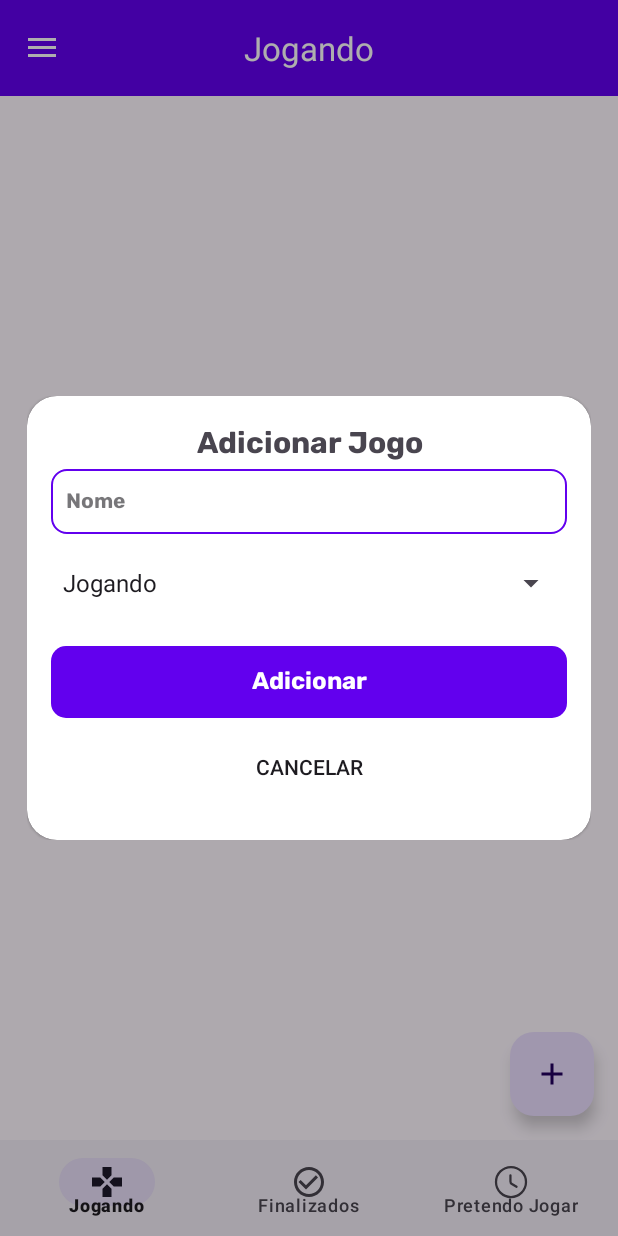
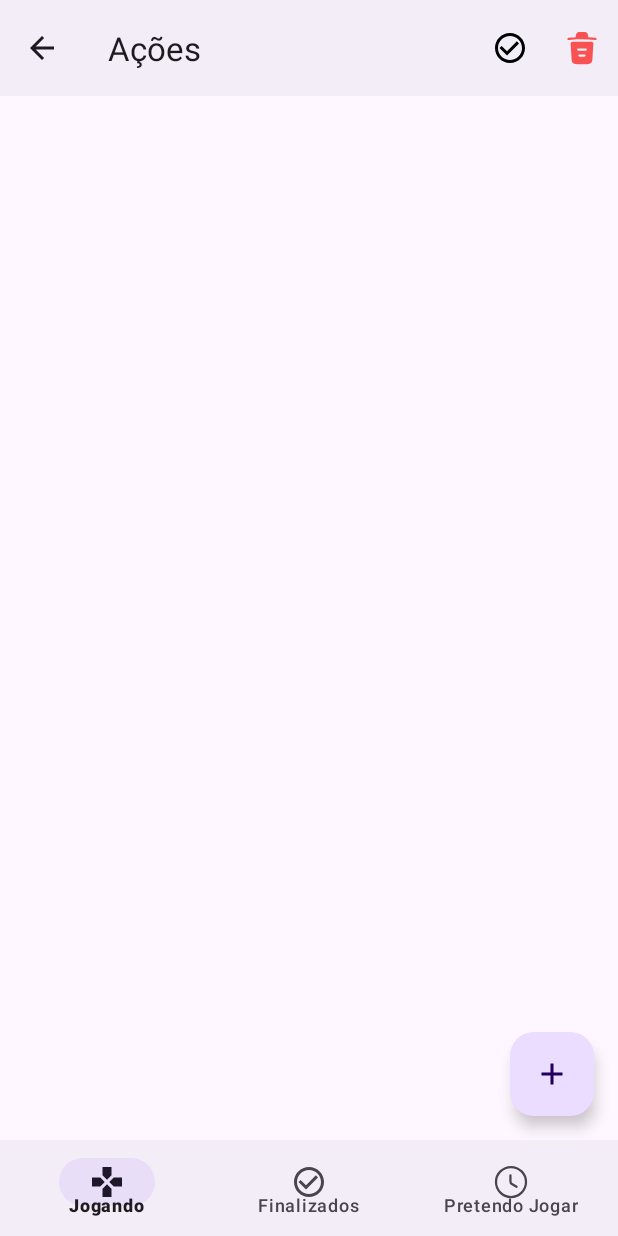
Before and after one commit to FilipeNeiva/ListaGaymer, an Android app: the DoneGameFragment screen opened through its navigation route, after a tap on "Adicionar Jogo", on a phone screen of 412 x 824 dp. Run offline under Robolectric (Android 15) with nearby library versions, the phone set to English and light mode, and no system bars; our stand-ins replace navigation-ui; 1 statement that could not run was skipped.

Commit message:
action mode

```diff
--- a/app/src/main/java/com/example/listagaymer/MainActivity.kt
+++ b/app/src/main/java/com/example/listagaymer/MainActivity.kt
@@ -7,6 +7,9 @@ import android.graphics.Color
 import android.graphics.drawable.ColorDrawable
 import android.os.Bundle
 import android.util.Log
+import androidx.appcompat.view.ActionMode
+import android.view.Menu
+import android.view.MenuItem
 import android.view.Window
 import android.widget.ArrayAdapter
 import android.widget.Button
@@ -32,6 +35,7 @@ class MainActivity : AppCompatActivity() {
     private lateinit var binding: ActivityMainBinding
     private lateinit var appBarConfiguration: AppBarConfiguration
     private lateinit var navController: NavController
+    private var actionMode: ActionMode? = null
 
     override fun onCreate(savedInstanceState: Bundle?) {
         openOrCreateDatabase("GAYMERLIST", MODE_PRIVATE, null)
@@ -59,10 +63,15 @@ class MainActivity : AppCompatActivity() {
             true
         }
 
-        fab.setOnClickListener { dialogFacture(this) }
-
         setSupportActionBar(binding.activateToolbar)
 
+        //fab.setOnClickListener { dialogFacture(this) }
+        fab.setOnClickListener {
+            if (actionMode == null) {
+                actionMode = startSupportActionMode(callback)
+                supportActionBar?.hide()
+            }
+        }
 
         appBarConfiguration = AppBarConfiguration(
             setOf(
@@ -162,4 +171,36 @@ class MainActivity : AppCompatActivity() {
         return navController.navigateUp(appBarConfiguration)
                 || super.onSupportNavigateUp()
     }
+
+    private val callback: ActionMode.Callback = object : ActionMode.Callback {
+        override fun onCreateActionMode(mode: ActionMode?, menu: Menu?): Boolean {
+            if (mode != null) {
+                mode.menuInflater.inflate(R.menu.toolbar_menu, menu)
+                mode.title = "Ações"
+            }
+            return true
+        }
+
+        override fun onPrepareActionMode(mode: ActionMode?, menu: Menu?): Boolean {
+            return false
+        }
+
+        override fun onActionItemClicked(mode: ActionMode?, item: MenuItem): Boolean {
+            when (item.itemId) {
+                R.id.check_item -> {
+
+                }
+                R.id.delete_item -> {
+
+                }
+            }
+            return false
+        }
+
+        override fun onDestroyActionMode(mode: ActionMode?) {
+            actionMode = null
+            supportActionBar?.show()
+        }
+
+    }
 }
--- a/app/src/main/java/com/example/listagaymer/PlayingFragment.kt
+++ b/app/src/main/java/com/example/listagaymer/PlayingFragment.kt
@@ -6,7 +6,6 @@ import android.view.View
 import android.view.ViewGroup
 import androidx.fragment.app.Fragment
 import androidx.recyclerview.widget.GridLayoutManager
-import androidx.recyclerview.widget.LinearLayoutManager
 import com.example.listagaymer.adapter.GameListAdapter
 import com.example.listagaymer.data.Game
 import com.example.listagaymer.database.DataBaseGaymerList
--- a/app/src/main/java/com/example/listagaymer/Utils.kt
+++ b/app/src/main/java/com/example/listagaymer/Utils.kt
@@ -38,8 +38,7 @@ fun getUserData(context: Context): User? {
     val username = sharedPreferences.getString("USER", "")
 
     if (username != null) {
-        val user = db.getUser(username)
-        return user
+        return db.getUser(username)
     }
     return null
 }
--- a/app/src/main/res/drawable/baseline_trash_24.xml
+++ b/app/src/main/res/drawable/baseline_trash_24.xml
@@ -5,8 +5,8 @@
     android:viewportHeight="24">
   <path
       android:pathData="M21.07,5.23C19.46,5.07 17.85,4.95 16.23,4.86V4.85L16.01,3.55C15.86,2.63 15.64,1.25 13.3,1.25H10.68C8.35,1.25 8.13,2.57 7.97,3.54L7.76,4.82C6.83,4.88 5.9,4.94 4.97,5.03L2.93,5.23C2.51,5.27 2.21,5.64 2.25,6.05C2.29,6.46 2.65,6.76 3.07,6.72L5.11,6.52C10.35,6 15.63,6.2 20.93,6.73C20.96,6.73 20.98,6.73 21.01,6.73C21.39,6.73 21.72,6.44 21.76,6.05C21.79,5.64 21.49,5.27 21.07,5.23Z"
-      android:fillColor="#171717"/>
+      android:fillColor="#F85252"/>
   <path
       android:pathData="M19.23,8.14C18.99,7.89 18.66,7.75 18.32,7.75H5.68C5.34,7.75 5,7.89 4.77,8.14C4.54,8.39 4.41,8.73 4.43,9.08L5.05,19.34C5.16,20.86 5.3,22.76 8.79,22.76H15.21C18.7,22.76 18.84,20.87 18.95,19.34L19.57,9.09C19.59,8.73 19.46,8.39 19.23,8.14ZM13.66,17.75H10.33C9.92,17.75 9.58,17.41 9.58,17C9.58,16.59 9.92,16.25 10.33,16.25H13.66C14.07,16.25 14.41,16.59 14.41,17C14.41,17.41 14.07,17.75 13.66,17.75ZM14.5,13.75H9.5C9.09,13.75 8.75,13.41 8.75,13C8.75,12.59 9.09,12.25 9.5,12.25H14.5C14.91,12.25 15.25,12.59 15.25,13C15.25,13.41 14.91,13.75 14.5,13.75Z"
-      android:fillColor="#171717"/>
+      android:fillColor="#F85252"/>
 </vector>
--- a/app/src/main/res/layout/activity_main.xml
+++ b/app/src/main/res/layout/activity_main.xml
@@ -7,7 +7,7 @@
     android:layout_height="match_parent"
     tools:context=".MainActivity">
 
-    <RelativeLayout
+    <androidx.constraintlayout.widget.ConstraintLayout
         android:layout_width="match_parent"
         android:layout_height="match_parent">
 
@@ -25,62 +25,21 @@
                 android:layout_height="?attr/actionBarSize"
                 android:background="@color/primary"
                 android:theme="@style/Toolbar.Overlay"
-                app:titleTextColor="@color/white">
-
-
-                <RelativeLayout
-                    android:layout_width="wrap_content"
-                    android:layout_height="wrap_content"
-                    android:layout_gravity="end"
-                    android:layout_marginEnd="5dp">
-
-                    <ImageView
-                        android:id="@+id/btn_check_items"
-                        android:layout_width="wrap_content"
-                        android:layout_height="match_parent"
-                        android:layout_gravity="start"
-                        android:contentDescription="Botão finalizar"
-                        android:padding="2dp"
-                        android:src="@drawable/baseline_check_24"
-                        app:tint="@color/teal_200"
-                        tools:ignore="HardcodedText"
-                        android:visibility="invisible"/>
-
-                </RelativeLayout>
-
-                <RelativeLayout
-                    android:layout_width="wrap_content"
-                    android:layout_height="wrap_content"
-                    android:layout_marginEnd="10dp"
-                    android:layout_gravity="end">
-
-                    <ImageView
-                        android:id="@+id/btn_delete_items"
-                        android:layout_width="wrap_content"
-                        android:layout_height="match_parent"
-                        android:layout_gravity="start"
-                        android:contentDescription="Botão finalizar"
-                        android:padding="2dp"
-                        android:src="@drawable/baseline_trash_24"
-                        app:tint="@color/danger"
-                        tools:ignore="HardcodedText"
-                        android:visibility="invisible"/>
-                </RelativeLayout>
-            </com.google.android.material.appbar.MaterialToolbar>
+                app:titleTextColor="@color/white" />
 
         </com.google.android.material.appbar.AppBarLayout>
 
         <RelativeLayout
             android:id="@+id/relativeLayout"
             android:layout_width="match_parent"
-            android:layout_height="match_parent">
+            android:layout_height="0dp"
+            app:layout_constraintTop_toBottomOf="@+id/activate_main_toolbar"
+            app:layout_constraintBottom_toTopOf="@+id/coordinatorLayout">
 
             <FrameLayout
                 android:id="@+id/main_layout"
                 android:layout_width="match_parent"
                 android:layout_height="match_parent"
-                android:layout_marginTop="?actionBarSize"
-                android:layout_marginBottom="?actionBarSize"
                 tools:ignore="UselessParent">
 
                 <include layout="@layout/content_main" />
@@ -103,7 +62,8 @@
         <androidx.coordinatorlayout.widget.CoordinatorLayout
             android:id="@+id/coordinatorLayout"
             android:layout_width="match_parent"
-            android:layout_height="match_parent">
+            android:layout_height="wrap_content"
+            app:layout_constraintBottom_toBottomOf="parent">
 
             <com.google.android.material.bottomappbar.BottomAppBar
                 android:id="@+id/bottom_view_content"
@@ -123,7 +83,7 @@
 
             </com.google.android.material.bottomappbar.BottomAppBar>
         </androidx.coordinatorlayout.widget.CoordinatorLayout>
-    </RelativeLayout>
+    </androidx.constraintlayout.widget.ConstraintLayout>
 
     <com.google.android.material.navigation.NavigationView
         android:id="@+id/navigation_drawer"
@@ -159,7 +119,7 @@
                 android:drawableStart="@drawable/baseline_logout_24"
                 android:drawablePadding="5dp"
                 android:paddingHorizontal="10dp"
-                android:text="Sair" />
+                android:text="@string/sair" />
 
             <TextView
                 android:id="@+id/appVersion"
--- /dev/null
+++ b/app/src/main/res/menu/toolbar_menu.xml
@@ -0,0 +1,19 @@
+<?xml version="1.0" encoding="utf-8"?>
+<menu xmlns:android="http://schemas.android.com/apk/res/android"
+    xmlns:app="http://schemas.android.com/apk/res-auto">
+
+    <item
+        android:id="@+id/check_item"
+        android:icon="@drawable/baseline_check_24"
+        android:title="Finalizar"
+        app:showAsAction="ifRoom"
+        android:iconTint="@color/success"
+        />
+
+    <item
+        android:id="@+id/delete_item"
+        android:icon="@drawable/baseline_trash_24"
+        android:title="Deletar"
+        app:showAsAction="ifRoom"
+        android:iconTint="@color/danger"/>
+</menu>
--- a/app/src/main/res/values/colors.xml
+++ b/app/src/main/res/values/colors.xml
@@ -12,5 +12,6 @@
     <color name="gray_200">#D9D9D9</color>
     <color name="gray_300">#CECECE</color>
     <color name="gray_600">#727779</color>
-    <color name="danger">#F11B1B</color>
+    <color name="danger">#F85252</color>
+    <color name="success">#56B341</color>
 </resources>
--- a/app/src/main/res/values/strings.xml
+++ b/app/src/main/res/values/strings.xml
@@ -20,4 +20,5 @@
     <string name="add">Adicionar</string>
     <string name="add_game">Adicionar Jogo</string>
     <string name="excluir_jogo">Excluir jogo</string>
+    <string name="sair">Sair</string>
 </resources>
```
